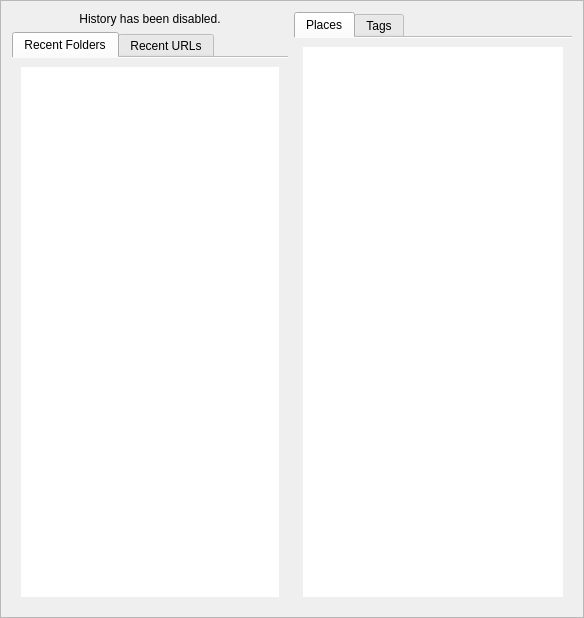
The window that app/startpage.ui (KDE/gwenview) describes before a commit, drawn with Qt 5.
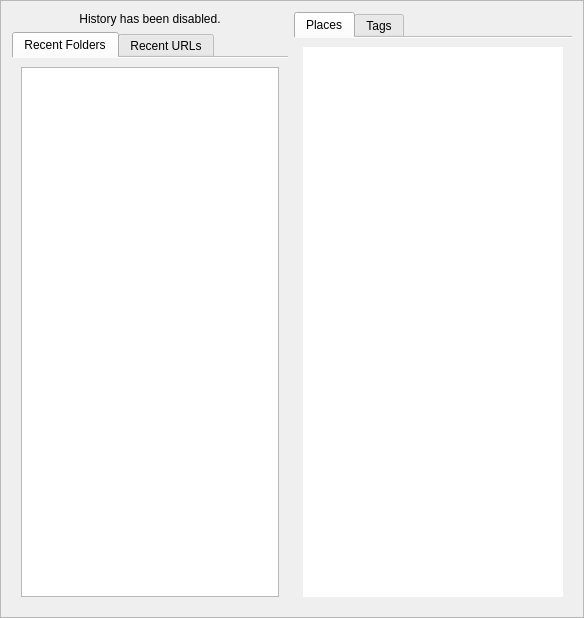
The same window after the commit. Custom widgets are drawn as their Qt base class.

Commit message: Use ThumbnailView for recent folders in StartPage

What changed in the file:
```diff
--- a/app/startpage.ui
+++ b/app/startpage.ui
@@ -52,20 +52,7 @@
         </attribute>
         <layout class="QVBoxLayout" name="verticalLayout_5">
          <item>
-          <widget class="QListView" name="mRecentFoldersView">
-           <property name="contextMenuPolicy">
-            <enum>Qt::CustomContextMenu</enum>
-           </property>
-           <property name="frameShape">
-            <enum>QFrame::NoFrame</enum>
-           </property>
-           <property name="iconSize">
-            <size>
-             <width>32</width>
-             <height>32</height>
-            </size>
-           </property>
-          </widget>
+          <widget class="Gwenview::ThumbnailView" name="mRecentFoldersView"/>
          </item>
         </layout>
        </widget>
@@ -179,6 +166,11 @@
    <extends>QListView</extends>
    <header location="global">kfileplacesview.h</header>
   </customwidget>
+  <customwidget>
+   <class>Gwenview::ThumbnailView</class>
+   <extends>QListView</extends>
+   <header location="global">lib/thumbnailview/thumbnailview.h</header>
+  </customwidget>
  </customwidgets>
  <resources/>
  <connections/>
```
The commit also changes 1 other file.
